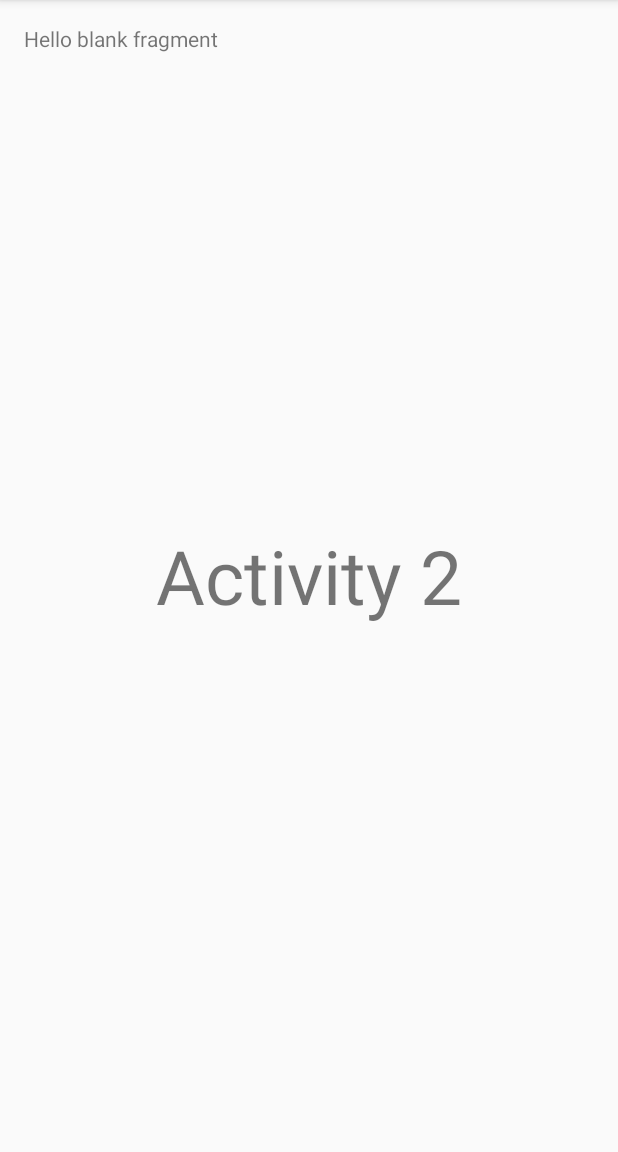
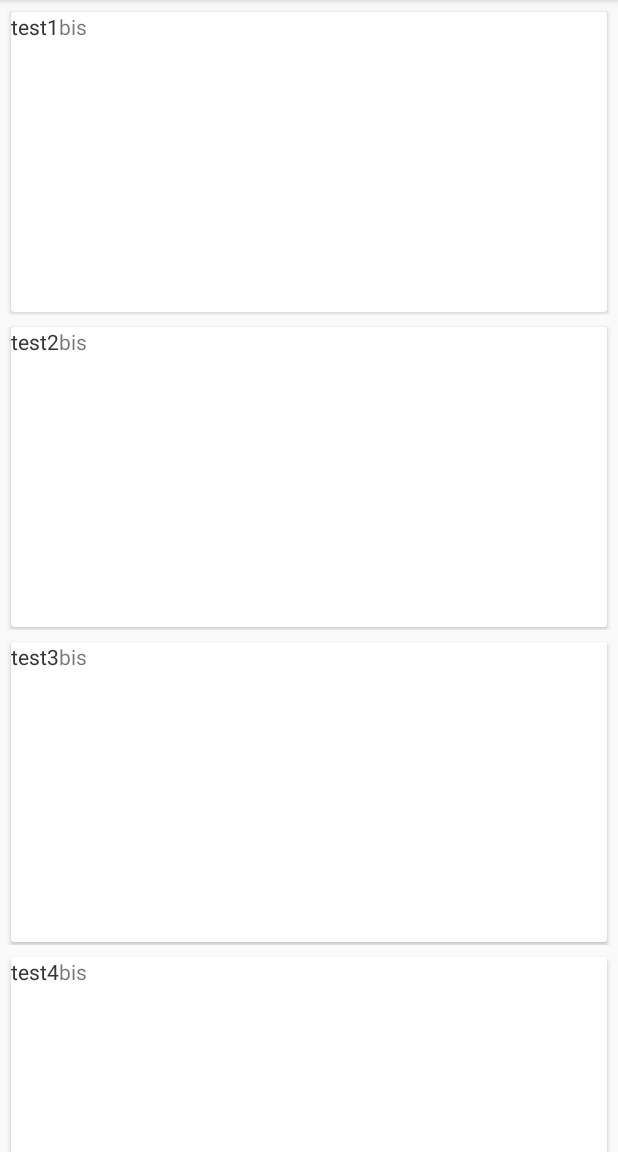
Before and after one commit to raczak/INF4041_rachedi_sarfaraz, an Android app: the screen it shows after launch (Main2Activity before the commit, ListActivity after it), after a tap on "CLICK", on a phone screen of 412 x 824 dp, the part 84-1236 px from its top. Run offline under Robolectric (Android 15) with nearby library versions, the phone set to English and light mode, and no system bars.

Commit message:
Début du projet

```diff
--- a/app/build.gradle
+++ b/app/build.gradle
@@ -25,4 +25,5 @@ dependencies {
     compile 'com.android.support:appcompat-v7:24.0.0'
     compile 'com.android.support:support-v4:24.0.0'
     compile 'com.android.support:recyclerview-v7:24.0.0'
+    compile 'com.android.support:cardview-v7:24.0.+'
 }
--- a/app/src/main/AndroidManifest.xml
+++ b/app/src/main/AndroidManifest.xml
@@ -15,7 +15,10 @@
                 <category android:name="android.intent.category.LAUNCHER" />
             </intent-filter>
         </activity>
-        <activity android:name=".Main2Activity"></activity>
+        <activity android:name=".ListActivity"></activity>
     </application>
+    <service
+        android:name=".MyIntentService"
+        android:exported="false"/>
 
 </manifest>
--- /dev/null
+++ b/app/src/main/java/com/rachedisarfaraz/project4a/ListActivity.java
@@ -0,0 +1,52 @@
+package com.rachedisarfaraz.project4a;
+
+import android.support.v7.app.AppCompatActivity;
+import android.os.Bundle;
+import android.support.v7.widget.LinearLayoutManager;
+import android.support.v7.widget.RecyclerView;
+
+import java.util.ArrayList;
+
+public class ListActivity extends AppCompatActivity {
+
+    private RecyclerView mRecyclerView;
+    private RecyclerView.Adapter mAdapter;
+    private RecyclerView.LayoutManager mLayoutManager;
+    private ArrayList<MyNotification> mDataset = new ArrayList<MyNotification>();
+
+    @Override
+    protected void onCreate(Bundle savedInstanceState) {
+        super.onCreate(savedInstanceState);
+        setContentView(R.layout.activity_list);
+
+        //The recyclerView
+        mRecyclerView = (RecyclerView) findViewById(R.id.my_recycler_view);
+        //mRecyclerView.setHasFixedSize(true);
+
+        //The Layout Manager to handle the view
+        mLayoutManager = new LinearLayoutManager(this);
+        mRecyclerView.setLayoutManager(mLayoutManager);
+
+        //The adapter to handle data and bind it
+        MyNotification notif = new MyNotification("test1", "test1bis");
+        MyNotification notif2 = new MyNotification("test2", "test2bis");
+        MyNotification notif3 = new MyNotification("test3", "test3bis");
+        MyNotification notif4 = new MyNotification("test4", "test4bis");
+        MyNotification notif5 = new MyNotification("test5", "test5bis");
+
+        mDataset.add(notif);
+        mDataset.add(notif2);
+        mDataset.add(notif3);
+        mDataset.add(notif4);
+        mDataset.add(notif5);
+
+        mAdapter = new MyAdapter(this.mDataset);
+        mRecyclerView.setAdapter(mAdapter);
+
+        /*getSupportFragmentManager()
+                .beginTransaction()
+                .replace(R.id.list, new BlankFragment())
+                .commit()
+        ;*/
+    }
+}
--- a/app/src/main/java/com/rachedisarfaraz/project4a/Main2Activity.java
+++ /dev/null
@@ -1,19 +0,0 @@
-package com.rachedisarfaraz.project4a;
-
-import android.support.v7.app.AppCompatActivity;
-import android.os.Bundle;
-
-public class Main2Activity extends AppCompatActivity {
-
-    @Override
-    protected void onCreate(Bundle savedInstanceState) {
-        super.onCreate(savedInstanceState);
-        setContentView(R.layout.activity_main2);
-
-        getSupportFragmentManager()
-                .beginTransaction()
-                .replace(R.id.list, new BlankFragment())
-                .commit()
-        ;
-    }
-}
--- a/app/src/main/java/com/rachedisarfaraz/project4a/MainActivity.java
+++ b/app/src/main/java/com/rachedisarfaraz/project4a/MainActivity.java
@@ -1,11 +1,9 @@
 package com.rachedisarfaraz.project4a;
 
-import android.content.Context;
 import android.content.Intent;
 import android.support.v7.app.AppCompatActivity;
 import android.os.Bundle;
 import android.text.format.DateUtils;
-import android.view.Gravity;
 import android.view.Menu;
 import android.view.View;
 import android.widget.Button;
@@ -34,7 +32,7 @@ public class MainActivity extends AppCompatActivity {
             @Override
             public void onClick(View view) {
                 Toast.makeText(MainActivity.this, "Next activity", Toast.LENGTH_SHORT).show();
-                Intent nextAct =new Intent(MainActivity.this, Main2Activity.class);
+                Intent nextAct =new Intent(MainActivity.this, ListActivity.class);
                 startActivity(nextAct);
             }
         });
--- /dev/null
+++ b/app/src/main/java/com/rachedisarfaraz/project4a/MyIntentService.java
@@ -0,0 +1,18 @@
+package com.rachedisarfaraz.project4a;
+
+import android.app.IntentService;
+import android.content.Intent;
+
+/**
+ * Created by zakariarachedi on 08/11/2016.
+ */
+public class MyIntentService extends IntentService {
+    public MyIntentService(String name) {
+        super(name);
+    }
+
+    @Override
+    protected void onHandleIntent(Intent intent) {
+
+    }
+}
--- /dev/null
+++ b/app/src/main/java/com/rachedisarfaraz/project4a/MyNotification.java
@@ -0,0 +1,19 @@
+package com.rachedisarfaraz.project4a;
+
+/**
+ * Created by zakariarachedi on 08/11/2016.
+ */
+public class MyNotification {
+    public String text;
+    public String text2;
+
+    public MyNotification () {
+
+    }
+
+    public MyNotification (String text, String text2) {
+        this.text = text;
+        this.text2 = text2;
+    }
+
+}
--- /dev/null
+++ b/app/src/main/java/com/rachedisarfaraz/project4a/Myadapter.java
@@ -0,0 +1,62 @@
+package com.rachedisarfaraz.project4a;
+
+import android.support.v7.widget.RecyclerView;
+import android.view.LayoutInflater;
+import android.view.View;
+import android.view.ViewGroup;
+import android.widget.TextView;
+
+import com.rachedisarfaraz.project4a.R;
+
+import java.util.ArrayList;
+
+class MyAdapter extends RecyclerView.Adapter<MyAdapter.ViewHolder> {
+    private ArrayList <MyNotification> mDataset;
+
+    // Provide a suitable constructor (depends on the kind of dataset)
+    public MyAdapter(ArrayList myDataset) {
+        mDataset = myDataset;
+    }
+
+    // Create new views (invoked by the layout manager)
+    @Override
+    public MyAdapter.ViewHolder onCreateViewHolder(ViewGroup parent, int viewType) {
+        // create a new view
+        View v = LayoutInflater.from(parent.getContext()).inflate(R.layout.item_recycler, parent, false);
+        // set the view's size, margins, paddings and layout parameters
+
+        ViewHolder vh = new ViewHolder(v);
+        return vh;
+    }
+
+    // Provide a reference to the views for each data item
+    // Complex data items may need more than one view per item, and
+    // you provide access to all the views for a data item in a view holder
+    public static class ViewHolder extends RecyclerView.ViewHolder {
+        // each data item is just a string in this case
+        public TextView mTextView;
+        public TextView mTextView2;
+        public ViewHolder(View v) {
+            super(v);
+            mTextView = (TextView) v.findViewById(R.id.text);
+            mTextView2 = (TextView) v.findViewById(R.id.text2);
+
+        }
+    }
+
+    // Replace the contents of a view (invoked by the layout manager)
+    @Override
+    public void onBindViewHolder(ViewHolder holder, int position) {
+        // - get element from your dataset at this position
+        // - replace the contents of the view with that element
+        holder.mTextView.setText(mDataset.get(position).text);
+        holder.mTextView2.setText(mDataset.get(position).text2);
+
+    }
+
+    // Return the size of your dataset (invoked by the layout manager)
+    @Override
+    public int getItemCount() {
+        return mDataset.size();
+    }
+}
--- /dev/null
+++ b/app/src/main/res/layout/activity_list.xml
@@ -0,0 +1,10 @@
+<?xml version="1.0" encoding="utf-8"?>
+<android.support.v7.widget.RecyclerView xmlns:android="http://schemas.android.com/apk/res/android"
+    xmlns:app="http://schemas.android.com/apk/res-auto"
+    xmlns:tools="http://schemas.android.com/tools"
+    android:id="@+id/my_recycler_view"
+    android:name="com.fereart.gotrade.ItemFragment"
+    android:layout_width="match_parent"
+    android:layout_height="match_parent"
+    app:layoutManager="LinearLayoutManager"
+    tools:listitem="@layout/item_recycler" />
--- a/app/src/main/res/layout/activity_main2.xml
+++ /dev/null
@@ -1,29 +0,0 @@
-<?xml version="1.0" encoding="utf-8"?>
-<RelativeLayout xmlns:android="http://schemas.android.com/apk/res/android"
-    xmlns:tools="http://schemas.android.com/tools"
-    android:layout_width="match_parent"
-    android:layout_height="match_parent"
-    android:paddingBottom="@dimen/activity_vertical_margin"
-    android:paddingLeft="@dimen/activity_horizontal_margin"
-    android:paddingRight="@dimen/activity_horizontal_margin"
-    android:paddingTop="@dimen/activity_vertical_margin"
-    tools:context="com.rachedisarfaraz.project4a.Main2Activity">
-
-    <FrameLayout
-        android:id="@+id/list"
-        android:layout_width="match_parent"
-        android:layout_height="match_parent"/>
-   <!-- <include
-        layout="@layout/fragment_item_list"
-        android:layout_width="match_parent"
-        android:layout_height="match_parent"/>-->
-    <TextView
-        android:layout_width="wrap_content"
-        android:layout_height="wrap_content"
-        android:text="Activity 2"
-        android:textSize="50sp"
-        android:id="@+id/textView"
-        android:layout_centerVertical="true"
-        android:layout_centerHorizontal="true" />
-
-</RelativeLayout>
--- a/app/src/main/res/layout/fragment_blank.xml
+++ b/app/src/main/res/layout/fragment_blank.xml
@@ -5,9 +5,9 @@
     tools:context="com.rachedisarfaraz.project4a.BlankFragment">
 
     <!-- TODO: Update blank fragment layout -->
-    <TextView
+    <!--<TextView
         android:layout_width="match_parent"
         android:layout_height="match_parent"
-        android:text="@string/hello_blank_fragment" />
+        android:text="@string/hello_blank_fragment" />-->
 
 </FrameLayout>
--- /dev/null
+++ b/app/src/main/res/layout/item_recycler.xml
@@ -0,0 +1,34 @@
+<?xml version="1.0" encoding="utf-8"?>
+<LinearLayout xmlns:android="http://schemas.android.com/apk/res/android"
+    xmlns:card_view="http://schemas.android.com/apk/res-auto"
+    android:layout_width="match_parent"
+    android:layout_height="210dp"
+    android:orientation="horizontal">
+
+    <!-- A CardView that contains a TextView -->
+    <android.support.v7.widget.CardView
+        xmlns:card_view="http://schemas.android.com/apk/res-auto"
+        android:id="@+id/card_view"
+        android:layout_width="match_parent"
+        android:layout_height="200dp"
+        android:layout_marginTop="8dp"
+        android:layout_marginLeft="7dp"
+        android:layout_marginRight="7dp"
+        card_view:cardElevation="2dp"
+        card_view:cardCornerRadius="2dp">
+
+        <TextView
+            android:id="@+id/text"
+            android:text="@string/title"
+            android:layout_width="match_parent"
+            android:layout_height="match_parent" />
+
+        <TextView
+            android:id="@+id/text2"
+            android:text="@string/app_name"
+            android:layout_width="match_parent"
+            android:layout_height="match_parent"
+            android:layout_below="@id/text"/>
+    </android.support.v7.widget.CardView>
+
+</LinearLayout>
```
